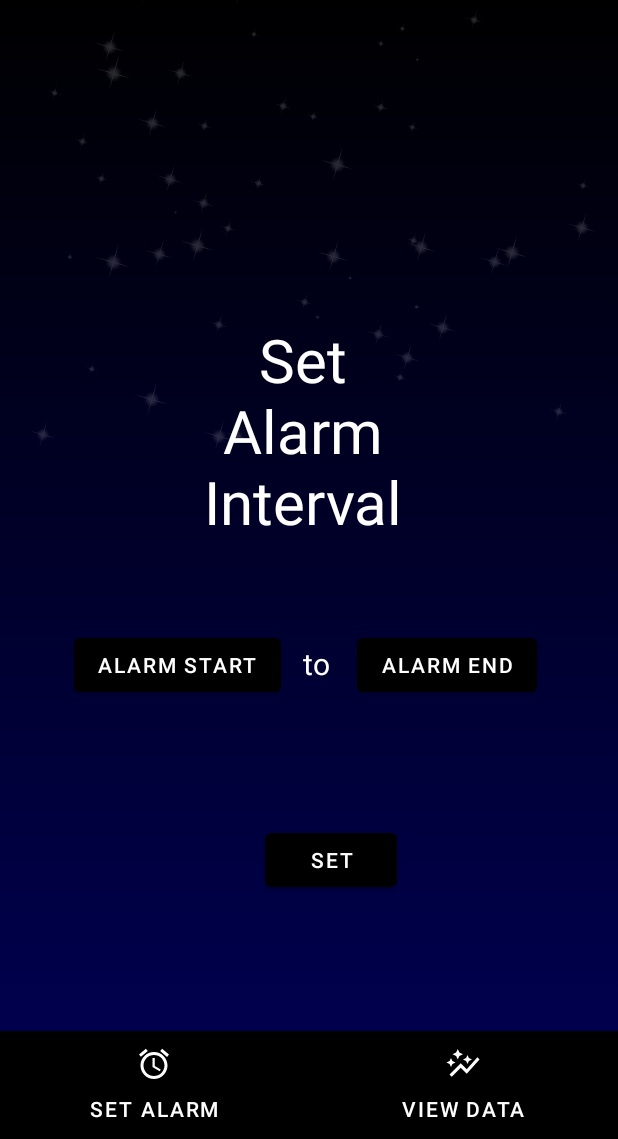
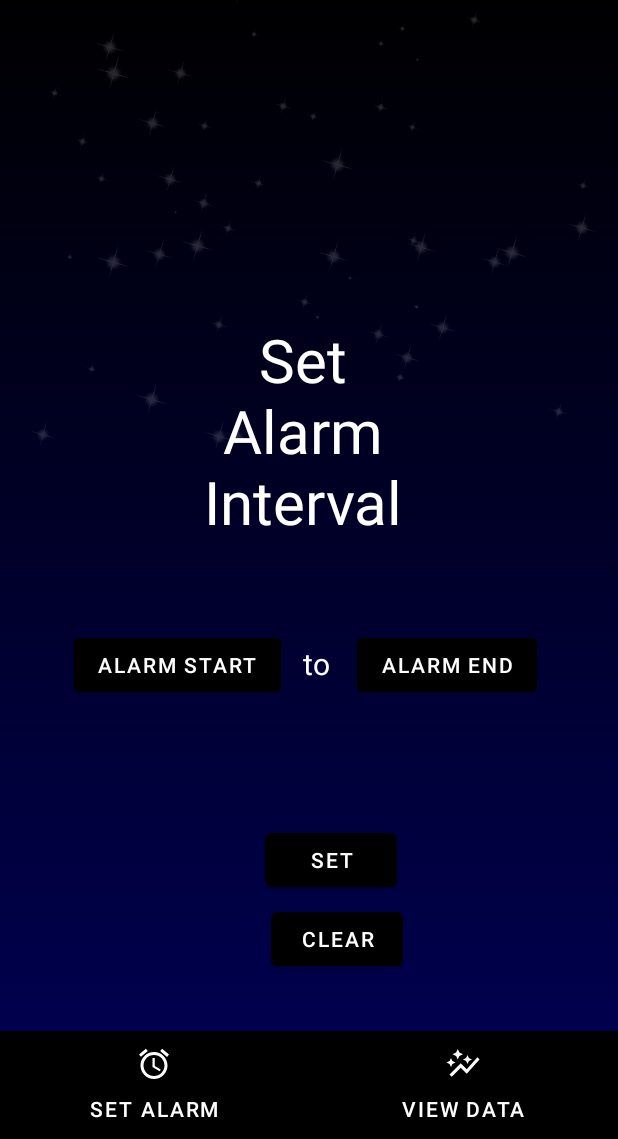
Before and after one commit to lindaf3/IntegratedNightstandKotlin, an Android app: the screen it shows after launch (MainActivity), on a phone screen of 412 x 824 dp, the part 97-1236 px from its top. Run offline under Robolectric (Android 15) with nearby library versions, the phone set to English and light mode, and no system bars.

Commit message:
added persistance

```diff
--- a/app/src/main/java/com/example/myapplication/SetAlarmFragment.kt
+++ b/app/src/main/java/com/example/myapplication/SetAlarmFragment.kt
@@ -1,12 +1,14 @@
 package com.example.myapplication
 
+import android.annotation.SuppressLint
+import android.content.Context
 import android.os.Bundle
-import androidx.fragment.app.Fragment
 import android.view.LayoutInflater
 import android.view.View
 import android.view.ViewGroup
 import android.widget.Button
 import android.widget.Toast
+import androidx.fragment.app.Fragment
 import androidx.fragment.app.setFragmentResult
 import com.google.android.material.timepicker.MaterialTimePicker
 import com.google.android.material.timepicker.TimeFormat
@@ -20,16 +22,46 @@ class SetAlarmFragment : Fragment() {
         return inflater.inflate(R.layout.fragment_set_alarm, container, false)
     }
 
+    @SuppressLint("SetTextI18n")
     override fun onViewCreated(view: View, savedInstanceState: Bundle?) {
         super.onViewCreated(view, savedInstanceState)
         val alarmStart: Button = view.findViewById(R.id.alarmStart)
         val alarmEnd: Button = view.findViewById(R.id.alarmEnd)
         val alarmSet: Button = view.findViewById(R.id.alarmSetter)
-        var startHour : Int = -1
-        var startMinute: Int = -1
-        var endHour: Int = -1
-        var endMinute :Int = -1
+        val clear: Button = view.findViewById(R.id.clear)
+        val times = context?.getSharedPreferences("times", Context.MODE_PRIVATE)
+        var startHour : Int = times?.getInt("start hour", -1) ?: -1
+        var startMinute: Int = times?.getInt("start minute", -1) ?: -1
+        var endHour: Int = times?.getInt("end hour", -1) ?: -1
+        var endMinute :Int = times?.getInt("end minute", -1) ?: -1
+        var timeStart = times?.getString("start time", "Alarm Start") ?: "Alarm Start"
+        var timeEnd = times?.getString("end time", "Alarm End") ?: "Alarm End"
+        if (validAlarm(startHour, startMinute, endHour, endMinute)){
+            alarmStart.text = timeStart
+            alarmEnd.text = timeEnd
+            Toast.makeText(requireActivity().application, "Alarm set based on saved data", Toast.LENGTH_SHORT).show()
+        }
+        else{
+            alarmStart.text = "Alarm Start"
+            alarmEnd.text = "Alarm End"
+            startHour = -1
+            endHour = -1
+            startMinute = -1
+            endMinute = -1
+            saveTimes(startHour, startMinute, endHour,endMinute, "Alarm Start", "Alarm End")
+            Toast.makeText(requireActivity().application, "There was no saved data or saved data had invalid alarm; please try again.", Toast.LENGTH_SHORT).show()
+        }
 
+        clear.setOnClickListener{
+            alarmStart.text = "Alarm Start"
+            alarmEnd.text = "Alarm End"
+            startHour = -1
+            endHour = -1
+            startMinute = -1
+            endMinute = -1
+            saveTimes(startHour, startMinute, endHour,endMinute, "Alarm Start", "Alarm End")
+            Toast.makeText(requireActivity().application, "Alarm Cleared!", Toast.LENGTH_SHORT).show()
+        }
         alarmStart.setOnClickListener{
             val startTimePicker: MaterialTimePicker = MaterialTimePicker.Builder()
                 .setTitleText("Select Alarm Start")
@@ -61,26 +93,45 @@ class SetAlarmFragment : Fragment() {
         }
         alarmSet.setOnClickListener{
             if(validAlarm(startHour, startMinute, endHour, endMinute)){
+                timeStart = alarmStart.text as String
+                timeEnd = alarmEnd.text as String
+                saveTimes(startHour, startMinute, endHour,endMinute, timeStart, timeEnd)
                 Toast.makeText(requireActivity().application , "Alarm set!", Toast.LENGTH_SHORT).show()
-                val bundle = Bundle()
-                bundle.putInt("start hour", startHour)
-                bundle.putInt("start minute", startMinute)
-                bundle.putInt("end hour", endHour)
-                bundle.putInt("end minute", endMinute)
-                setFragmentResult("requestKey", bundle)
-
             }
             else{
-                Toast.makeText(requireActivity().application, "Invalid alarm, please try again.", Toast.LENGTH_SHORT).show()
                 alarmStart.text = "Alarm Start"
                 alarmEnd.text = "Alarm End"
                 startHour = -1
                 endHour = -1
                 startMinute = -1
-                endHour = -1
+                endMinute = -1
+                saveTimes(startHour, startMinute, endHour,endMinute, "Alarm Start", "Alarm End")
+                Toast.makeText(requireActivity().application, "Invalid alarm, please try again.", Toast.LENGTH_SHORT).show()
             }
 
         }
+
+
+    }
+
+    private fun saveTimes(startHour: Int, startMinute: Int, endHour: Int, endMinute: Int, timeStart: String, timeEnd: String) {
+        val times = context?.getSharedPreferences("times", Context.MODE_PRIVATE)
+        val edit = times?.edit()
+        edit?.apply {
+            putInt("start hour", startHour)
+            putInt("start minute", startMinute)
+            putInt("end hour", endHour)
+            putInt("end minute", endMinute)
+            putString("start time", timeStart)
+            putString("end time", timeEnd)
+        }?.apply()
+        val bundle = Bundle()
+        bundle.putInt("start hour", startHour)
+        bundle.putInt("start minute", startMinute)
+        bundle.putInt("end hour", endHour)
+        bundle.putInt("end minute", endMinute)
+        setFragmentResult("requestKey", bundle)
+
     }
 
 
--- a/app/src/main/res/layout/fragment_set_alarm.xml
+++ b/app/src/main/res/layout/fragment_set_alarm.xml
@@ -84,5 +84,15 @@
         android:layout_marginBottom="90dp"
         android:text="@string/set" />
 
+    <Button
+        android:id="@+id/clear"
+        android:layout_width="wrap_content"
+        android:layout_height="wrap_content"
+        android:layout_alignParentEnd="true"
+        android:layout_alignParentBottom="true"
+        android:layout_marginEnd="143dp"
+        android:layout_marginBottom="37dp"
+        android:text="@string/clear" />
+
 
 </RelativeLayout>
--- a/app/src/main/res/values/strings.xml
+++ b/app/src/main/res/values/strings.xml
@@ -13,5 +13,6 @@
     <string name="set_data">SET DATA</string>
     <string name="bottom_tab">bottom tab</string>
     <string name="refresh">Refresh</string>
+    <string name="clear">Clear</string>
 
 </resources>
```
Also changed, not shown: app/src/main/java/com/example/myapplication/ViewDataFragment.kt (+6 -2 lines).
